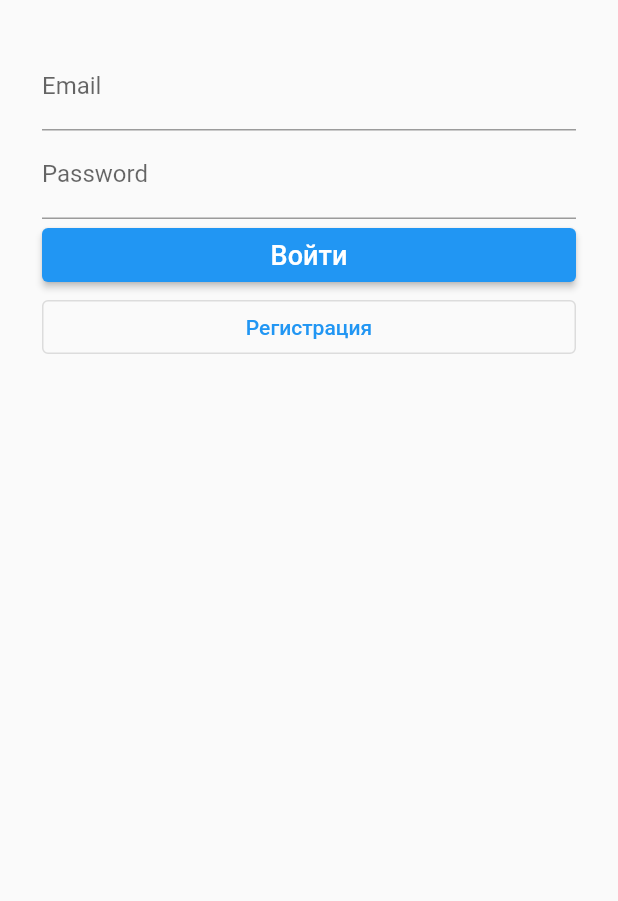
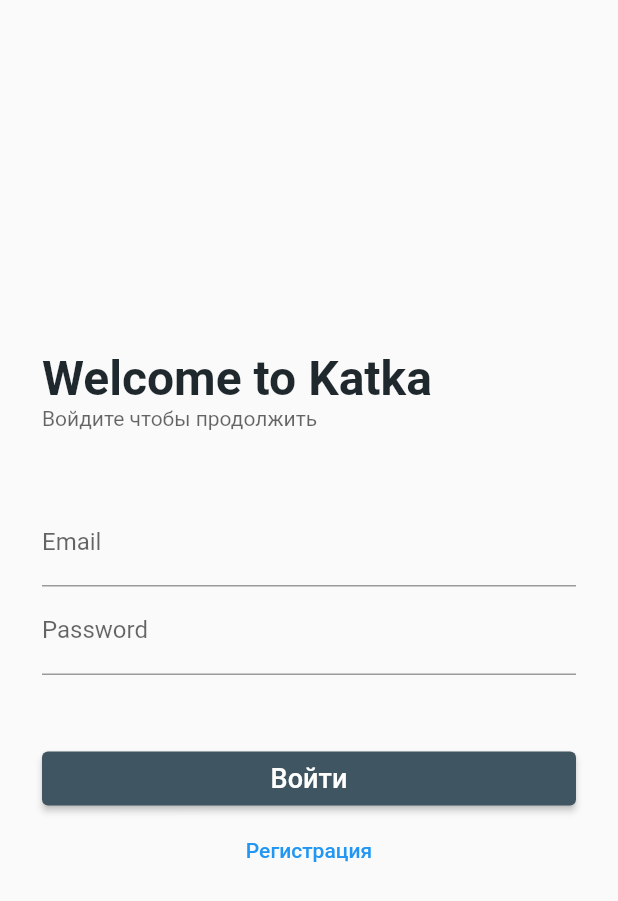
Before and after one commit to Sdoerty/katka_flutter, a Flutter app: the screen it shows after launch, on a phone screen of 412 x 824 dp. Shown: the top 901 px of the screen. Run offline on Flutter 3.47's test engine with Material 2 defaults, Android fonts, the phone set to English and light mode, and no system bars; our stand-ins replace firebase_auth, firebase_core; accounts and stored records are empty.

Commit message:
display email on AppBar instead of name (temp property)

```diff
--- a/lib/pages/login.dart
+++ b/lib/pages/login.dart
@@ -8,8 +8,8 @@ class Login extends StatefulWidget {
   final BaseAuth auth;
   final VoidCallback onSignedIn;
 
-  const Login({Key? key, required this.auth, required this.onSignedIn}) : super(key: key);
-
+  const Login({Key? key, required this.auth, required this.onSignedIn})
+      : super(key: key);
 
   @override
   _LoginState createState() => _LoginState();
@@ -67,22 +67,46 @@ class _LoginState extends State<Login> {
   @override
   Widget build(BuildContext context) {
     return Scaffold(
+      resizeToAvoidBottomInset: false,
         body: SafeArea(
       child: Container(
         padding: EdgeInsets.all(28.0),
         child: Form(
             key: formKey,
             child: Column(
+              mainAxisAlignment: MainAxisAlignment.spaceAround,
+                children: [
+              Column(
+                children: [
+                  Column(
                     crossAxisAlignment: CrossAxisAlignment.stretch,
-                children: buildInputs() + buildSubmitButtons(),
+                    children: buildSubmitButtons(),
                   ),
-            )),
+                ],
+              )
+            ])),
       ),
-    );
+    ));
   }
 
-  List<Widget> buildInputs() {
+  List<Widget> buildSubmitButtons() {
+    if (_formType == FormType.login) {
       return [
+        Text(
+          "Welcome to Katka",
+          style: TextStyle(
+              fontSize: 32,
+              fontWeight: FontWeight.bold,
+              color: Color(0xff1f282d)),
+        ),
+        Text(
+          "Войдите чтобы продолжить",
+          style: TextStyle(
+            fontSize: 14,
+            color: Colors.black.withOpacity(.6),
+          ),
+        ),
+        Padding(padding: EdgeInsets.only(top: 45.0)),
         TextFormField(
           decoration: InputDecoration(labelText: 'Email'),
           validator: (value) =>
@@ -96,26 +120,55 @@ class _LoginState extends State<Login> {
           value!.isEmpty ? 'Поле Password не может быть пустым' : null,
           onSaved: (value) => _password = value!,
         ),
-    ];
-  }
-
-  List<Widget> buildSubmitButtons() {
-    if (_formType == FormType.login) {
-      return [
+        Padding(padding: EdgeInsets.only(top: 45.0)),
         ElevatedButton(
+          style: ButtonStyle(
+              backgroundColor: MaterialStateProperty.all(Color(0xff3f5561))),
           onPressed: validateAndSubmut,
           child: Text(
             'Войти',
             style: TextStyle(fontSize: 18.0),
-            )),
-        OutlinedButton(onPressed: (moveToRegister), child: Text('Регистрация'))
+          ),
+        ),
+        TextButton(onPressed: moveToRegister, child: Text('Регистрация'))
       ];
     } else {
       return [
+        Text(
+          "Welcome to Katka",
+          style: TextStyle(
+              fontSize: 32,
+              fontWeight: FontWeight.bold,
+              color: Color(0xff1f282d)),
+        ),
+        Text(
+          "Создайте профиль чтобы войти",
+          style: TextStyle(
+            fontSize: 14,
+            color: Colors.black.withOpacity(.6),
+          ),
+        ),
+        Padding(padding: EdgeInsets.only(top: 45.0)),
+        TextFormField(
+          decoration: InputDecoration(labelText: 'Email'),
+          validator: (value) =>
+          value!.isEmpty ? 'Поле Email не может быть пустым' : null,
+          onSaved: (value) => _email = value!,
+        ),
+        TextFormField(
+          decoration: InputDecoration(labelText: 'Password'),
+          obscureText: true,
+          validator: (value) =>
+          value!.isEmpty ? 'Поле Password не может быть пустым' : null,
+          onSaved: (value) => _password = value!,
+        ),
+        Padding(padding: EdgeInsets.only(top: 45.0)),
         ElevatedButton(
+            style: ButtonStyle(
+                backgroundColor: MaterialStateProperty.all(Color(0xff3f5561))),
             onPressed: validateAndSubmut,
             child: Text(
-              'Создать аккаунт',
+              'Создать профиль',
               style: TextStyle(fontSize: 18.0),
             )),
         TextButton(
--- a/lib/pages/mainApp/mainApp.dart
+++ b/lib/pages/mainApp/mainApp.dart
@@ -1,3 +1,4 @@
+import 'package:firebase_auth/firebase_auth.dart';
 import 'package:flutter/material.dart';
 import 'package:katka/pages/mainApp/maintable/maintable.dart';
 import 'package:katka/pages/mainApp/profile/profile.dart';
@@ -17,6 +18,20 @@ enum ServicesFarther { maps, review, articles, partners, projectnews, callback }
 
 class _MainAppState extends State<MainApp> {
   int _selectedIndex = 0;
+
+  final FirebaseAuth _auth = FirebaseAuth.instance;
+  late User user;
+
+  @override
+  void initState() {
+    super.initState();
+    initUser();
+  }
+
+  initUser() async {
+    user = await _auth.currentUser!;
+    setState(() {});
+  }
 
   void _onItemTapped(int index) {
     setState(() {
@@ -52,7 +67,7 @@ class _MainAppState extends State<MainApp> {
                       radius: 18.0,
                     ),
                     Padding(padding: EdgeInsets.only(right: 10.0)),
-                    Text('Админ',
+                    Text('${user.email}',
                         style: TextStyle(color: Colors.white, fontSize: 16.0)),
                   ],
                 ),
--- a/pubspec.yaml
+++ b/pubspec.yaml
@@ -51,6 +51,8 @@ flutter:
     - assets/nav-bell.png
     - assets/services.png
     - assets/bicycle.png
+    - assets/logo1.png
+    - assets/logo2.png
 
   # An image asset can refer to one or more resolution-specific "variants", see
   # https://flutter.dev/assets-and-images/#resolution-aware.
```
Also changed, not shown: lib/pages/mainApp/profile/profile.dart (+6 -1 lines), assets/logo1.png (added), assets/logo2.png (added), 1 other file. Lines whose indentation alone changed are shown as unchanged.
